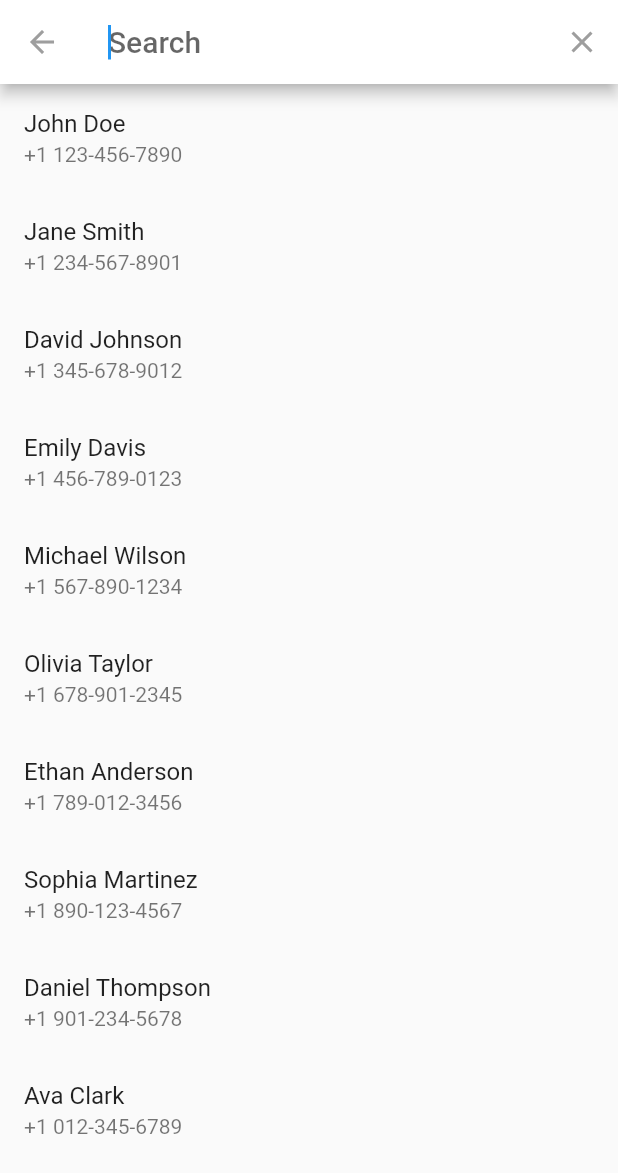
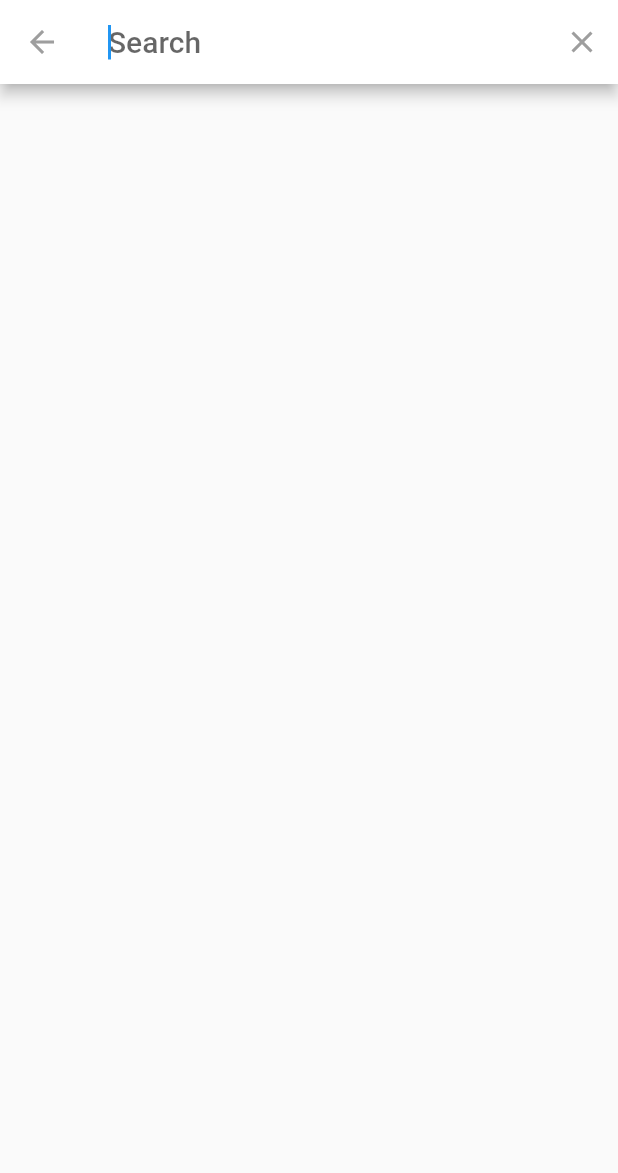
Before and after one commit to gaurovgiri/my-contacts, a Flutter app: the screen it shows after launch, after a tap on the "search" icon, on a phone screen of 412 x 824 dp. Shown: the top 1173 px of the screen. Run offline on Flutter 3.47's test engine with Material 2 defaults, Android fonts, the phone set to English and light mode, and no system bars.

Commit message:
Refactor Code

```diff
--- a/lib/features/contacts/presentation/contact_search_delegate.dart
+++ b/lib/features/contacts/presentation/contact_search_delegate.dart
@@ -1,5 +1,7 @@
+import 'package:flutter/gestures.dart';
 import 'package:flutter/material.dart';
 import 'package:my_contact/features/contacts/data/contact.dart';
+import 'package:my_contact/features/contacts/presentation/widgets/contact_cards.dart';
 
 class ContactSearchDelegate extends SearchDelegate<String> {
   List<String> name;
@@ -12,7 +14,11 @@ class ContactSearchDelegate extends SearchDelegate<String> {
     return [
       IconButton(
           onPressed: () {
-            query = '';
+            if (query.isEmpty) {
+              close(context, '');
+            } else {
+              query = '';
+            }
           },
           icon: const Icon(Icons.clear))
     ];
@@ -29,37 +35,30 @@ class ContactSearchDelegate extends SearchDelegate<String> {
 
   @override
   Widget buildResults(BuildContext context) {
-    final suggestionList = query.isEmpty
-        ? name
-        : name
-            .where((element) =>
-                element.toLowerCase().startsWith(query.toLowerCase()))
-            .toList();
-    return ListView.builder(
-        itemCount: suggestionList.length,
-        itemBuilder: (context, index) {
-          return ListTile(
-            title: Text(suggestionList[index]),
-            subtitle: Text(phoneNumber[index]),
-          );
-        });
+    return searchResultList();
   }
 
   @override
   Widget buildSuggestions(BuildContext context) {
-    final suggestionList = query.isEmpty
-        ? name
+    return searchResultList();
+  }
+
+  Widget searchResultList() {
+    final resultList = query.isEmpty
+        ? []
         : name
             .where((element) =>
-                element.toLowerCase().startsWith(query.toLowerCase()))
+                element.toLowerCase().contains(query.toLowerCase()))
             .toList();
+
     return ListView.builder(
-        itemCount: suggestionList.length,
-        itemBuilder: (context, index) {
-          return ListTile(
-            title: Text(suggestionList[index]),
-            subtitle: Text(phoneNumber[index]),
-          );
-        });
+      itemCount: resultList.length,
+      itemBuilder: (context, index) {
+        String currentName = resultList[index];
+        String contactNumber = phoneNumber[name.indexOf(currentName)];
+
+        return ContactCards(currentName, contactNumber);
+      },
+    );
   }
 }
--- a/lib/features/contacts/presentation/my_contacts.dart
+++ b/lib/features/contacts/presentation/my_contacts.dart
@@ -1,7 +1,7 @@
 import 'package:flutter/material.dart';
 import 'package:my_contact/features/contacts/data/contact.dart';
 import 'package:my_contact/features/contacts/presentation/contact_search_delegate.dart';
-import 'package:url_launcher/url_launcher.dart';
+import 'package:my_contact/features/contacts/presentation/widgets/contact_cards.dart';
 
 List<Contact> contacts = [
   Contact('John Doe', '+1 123-456-7890'),
@@ -39,45 +39,7 @@ class MyContactsDesign extends StatelessWidget {
         body: ListView.builder(
           itemCount: contacts.length,
           itemBuilder: (context, index) {
-            return Padding(
-              padding: const EdgeInsets.all(8.0),
-              child: Card(
-                shape: const RoundedRectangleBorder(
-                    borderRadius: BorderRadius.all(Radius.circular(10.0))),
-                child: Column(
-                  crossAxisAlignment: CrossAxisAlignment.start,
-                  // Create a listtile for each contact
-                  children: [
-                    ListTile(
-                      leading: const Padding(
-                        padding: EdgeInsets.only(top: 8),
-                        child: Icon(Icons.person),
-                      ),
-                      title: Text(contacts[index].name),
-                      subtitle: Text(contacts[index].contact),
-                      // trailing: const Icon(Icons.phone),
-                      trailing: // create phone and sms
-                          Row(mainAxisSize: MainAxisSize.min, children: [
-                        IconButton(
-                          onPressed: () {
-                            launchUrl(
-                                Uri.parse('tel:${contacts[index].contact}'));
-                          },
-                          icon: const Icon(Icons.phone),
-                        ),
-                        IconButton(
-                          onPressed: () {
-                            launchUrl(
-                                Uri.parse('sms:${contacts[index].contact}'));
-                          },
-                          icon: const Icon(Icons.sms),
-                        ),
-                      ]),
-                    )
-                  ],
-                ),
-              ),
-            );
+            return ContactCards(contacts[index].name, contacts[index].contact);
           },
         ));
   }
--- /dev/null
+++ b/lib/features/contacts/presentation/widgets/contact_cards.dart
@@ -0,0 +1,50 @@
+import 'package:flutter/material.dart';
+import 'package:url_launcher/url_launcher.dart';
+
+class ContactCards extends StatelessWidget {
+  final String name, phoneNumber;
+
+  ContactCards(this.name, this.phoneNumber);
+
+  @override
+  Widget build(BuildContext context) {
+    return Padding(
+      padding: const EdgeInsets.all(8.0),
+      child: Card(
+        shape: const RoundedRectangleBorder(
+            borderRadius: BorderRadius.all(Radius.circular(10.0))),
+        child: Column(
+          crossAxisAlignment: CrossAxisAlignment.start,
+          // Create a listtile for each contact
+          children: [
+            ListTile(
+              leading: const Padding(
+                padding: EdgeInsets.only(top: 8),
+                child: Icon(Icons.person),
+              ),
+              title: Text(name),
+              subtitle: Text(phoneNumber),
+              // trailing: const Icon(Icons.phone),
+              trailing: // create phone and sms
+                  Row(mainAxisSize: MainAxisSize.min, children: [
+                IconButton(
+                  onPressed: () {
+                    launchUrl(Uri.parse('tel:$phoneNumber'));
+                  },
+                  icon: const Icon(Icons.phone),
+                ),
+                IconButton(
+                  onPressed: () {
+                    launchUrl(Uri.parse('sms:$phoneNumber'));
+                  },
+                  icon: const Icon(Icons.sms),
+                ),
+              ]),
+            )
+          ],
+        ),
+      ),
+    );
+    ;
+  }
+}
```
